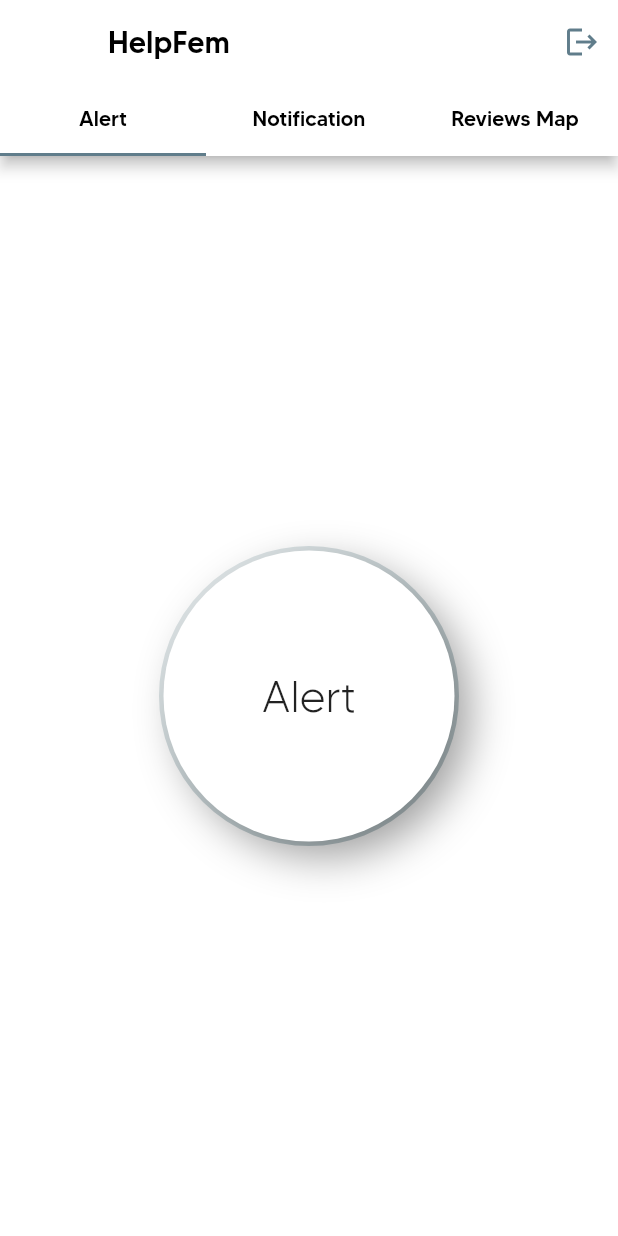
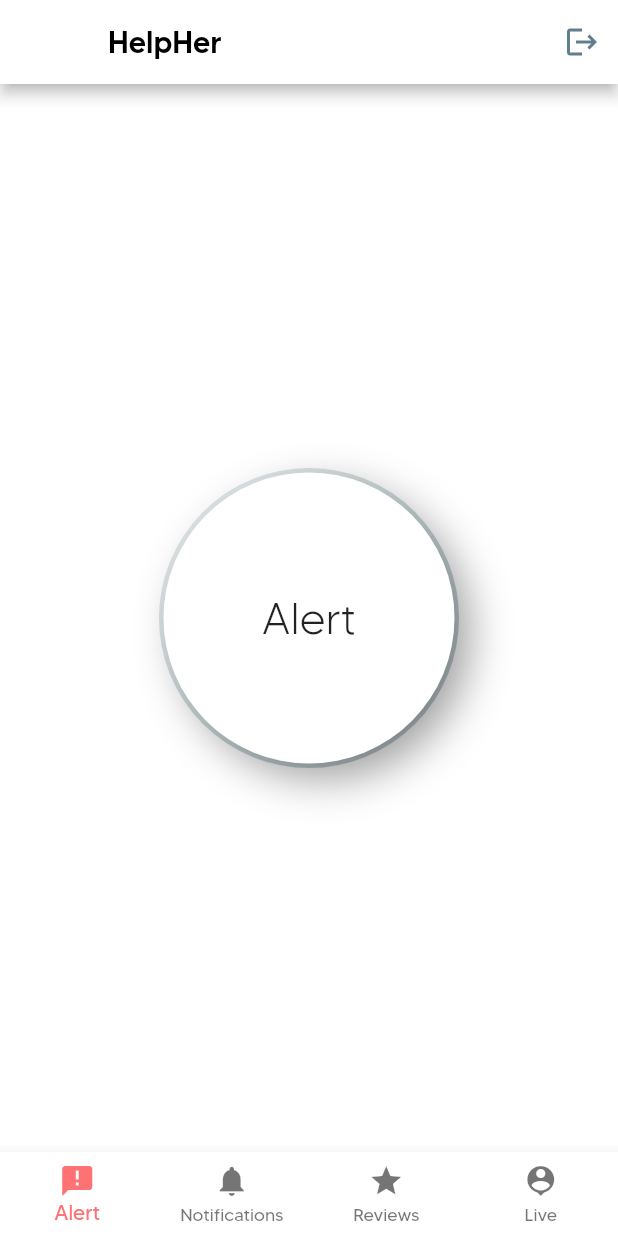
Before and after one commit to foobar-team/hackout-app, a Flutter app: the HomeScreen screen opened by its route, on a phone screen of 412 x 824 dp. Run offline on Flutter 3.47's test engine with Material 2 defaults, Android fonts, the phone set to English and light mode, and no system bars; drawn by our look-alikes of flutter_neumorphic, percent_indicator; our stand-ins replace cloud_firestore, cloud_functions, dots_indicator, email_validator, firebase_auth, firebase_core and 4 more; missing offline and left inert: google_maps_flutter_heatmap, workmanager; accounts and stored records are empty.

Commit message:
Added bottom navigation with live location screen

```diff
--- a/lib/screens/home.dart
+++ b/lib/screens/home.dart
@@ -1,5 +1,6 @@
 import 'package:flutter/material.dart';
 import 'package:foobar/screens/all_notifications.dart';
+import 'package:foobar/screens/live_location.dart';
 import 'package:foobar/screens/notify_danger_screen.dart';
 import 'package:foobar/screens/signin_screen.dart';
 import 'package:foobar/screens/reviews_map.dart';
@@ -16,6 +17,20 @@ class HomeScreen extends StatefulWidget {
 }
 
 class _HomeScreenState extends State<HomeScreen> {
+  int _selectedIndex = 0;
+  List<Widget> _widgetOptions = <Widget>[
+    NotifyDangerScreen(),
+    AllNotificationsScreen(),
+    ReviewsMap(),
+    LiveLocation(),
+  ];
+
+  void _onItemTapped(int index) {
+    setState(() {
+      _selectedIndex = index;
+    });
+  }
+
   AuthMethods _authMethods = AuthMethods();
 
   UtilMethods _utilMethods = UtilMethods();
@@ -54,20 +69,12 @@ class _HomeScreenState extends State<HomeScreen> {
     // Geolocator.checkPermission();
     Geolocator.requestPermission();
     updateUserLocation(_authMethods.getCurrentUser().uid);
-
-    return DefaultTabController(
-        length: 3,
-        child: Scaffold(
+    return Scaffold(
         backgroundColor: Colors.white,
-          body: TabBarView(children: <Widget>[
-            NotifyDangerScreen(),
-            AllNotificationsScreen(),
-            ReviewsMap()
-          ]),
         appBar: AppBar(
           backgroundColor: Colors.white,
           title: Text(
-              "HelpFem",
+            "HelpHer",
             style: TextStyle(color: Colors.black),
           ),
           actions: [
@@ -83,27 +90,34 @@ class _HomeScreenState extends State<HomeScreen> {
               },
             )
           ],
-            bottom: TabBar(
-              indicatorColor: Colors.blueGrey,
-              tabs: <Widget>[
-                Tab(
-                    child:
-                        Text("Alert", style: TextStyle(color: Colors.black))),
-                Tab(
-                    child: Text("Notification",
-                        style: TextStyle(color: Colors.black))),
-                Tab(
-                    child: Text("Reviews Map",
-                        style: TextStyle(color: Colors.black)))
+        ),
+        body: Center(
+          child: _widgetOptions.elementAt(_selectedIndex),
+        ),
+        bottomNavigationBar: BottomNavigationBar(
+          type: BottomNavigationBarType.fixed,
+          backgroundColor: Colors.white,
+          items: <BottomNavigationBarItem>[
+            BottomNavigationBarItem(
+              icon: Icon(Icons.announcement),
+              label: 'Alert',
+            ),
+            BottomNavigationBarItem(
+              icon: Icon(Icons.notifications),
+              label: 'Notifications',
+            ),
+            BottomNavigationBarItem(
+              icon: Icon(Icons.star),
+              label: 'Reviews',
+            ),
+            BottomNavigationBarItem(
+              icon: Icon(Icons.location_history),
+              label: 'Live',
+            ),
           ],
-            ),
-          ),
+          currentIndex: _selectedIndex,
+          selectedItemColor: Color(0xFFFF7274),
+          onTap: _onItemTapped,
         ));
-    // }
-    // }
-    //     return Center(child: CircularProgressIndicator(),);
-    //
-    //   },
-    // );
   }
 }
```
Also changed, not shown: lib/screens/live_location.dart (added, +63 -0 lines). Lines whose indentation alone changed are shown as unchanged.
